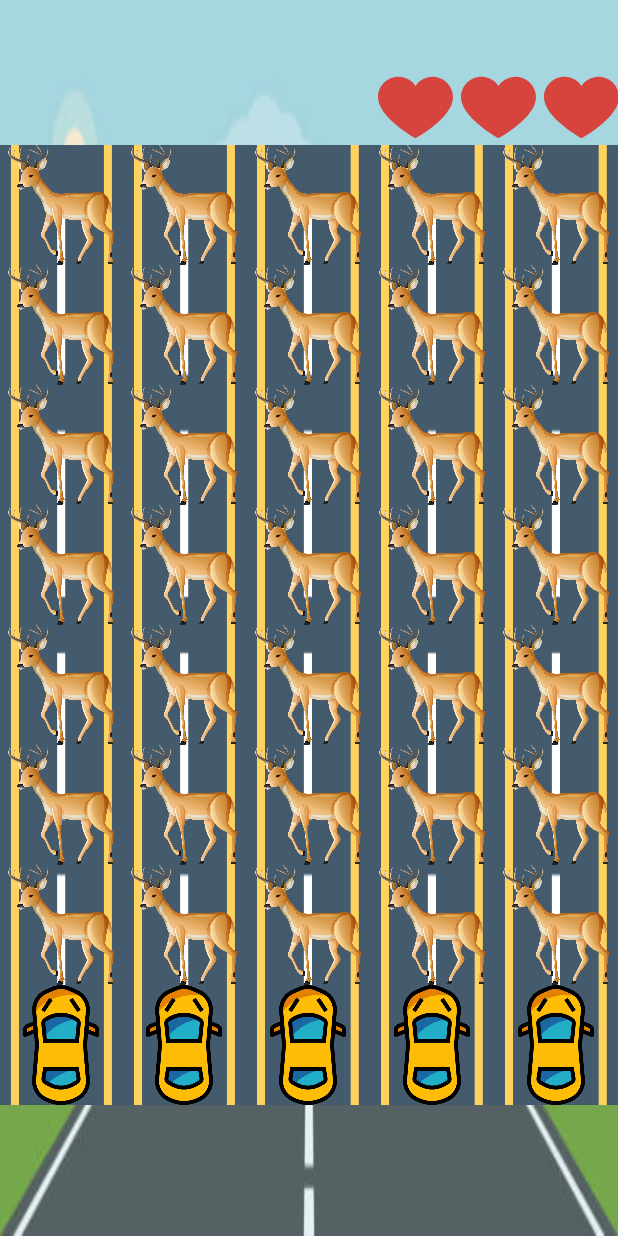
After one commit to Tomer258/CarCrashCourseHw2, an Android app: the layout activity_game_content_sensor.xml on its own in the app's theme, with its tools: preview values and no code run, on a phone screen of 412 x 824 dp. The commit adds this screen. Run offline under Robolectric (Android 15) with nearby library versions, the phone set to English and light mode, and no system bars.

Commit message:
crated two activities

```diff
--- a/app/src/main/AndroidManifest.xml
+++ b/app/src/main/AndroidManifest.xml
@@ -3,6 +3,7 @@
     xmlns:tools="http://schemas.android.com/tools">
 
     <uses-permission android:name="android.permission.VIBRATE" />
+
     <application
         android:allowBackup="true"
         android:dataExtractionRules="@xml/data_extraction_rules"
@@ -10,9 +11,12 @@
         android:icon="@mipmap/ic_launcher"
         android:label="@string/app_name"
         android:supportsRtl="false"
+        android:theme="@style/Theme.CarCrashCourseHw2"
         tools:replace="android:supportsRtl"
-        android:theme="@style/Theme.CarCrashCourseHw2"
         tools:targetApi="31">
+        <activity
+            android:name=".game_content_sensor"
+            android:exported="false" />
         <activity
             android:name=".game_content"
             android:exported="false"
--- a/app/src/main/java/com/example/carcrashcoursehw2/MainActivity.java
+++ b/app/src/main/java/com/example/carcrashcoursehw2/MainActivity.java
@@ -12,11 +12,17 @@ public class MainActivity extends AppCompatActivity {
     protected void onCreate(Bundle savedInstanceState) {
         super.onCreate(savedInstanceState);
         setContentView(R.layout.activity_main);
-        Button startGameBTN;
+        Button startGameBTN,startGameSensor;
 
-        startGameBTN=findViewById(R.id.main_BTN_startGame);
+        startGameBTN=findViewById(R.id.main_BTN_startGameWithButtons);
         startGameBTN.setOnClickListener(view -> {
             startActivity(new Intent(MainActivity.this,game_content.class));
+            finish();
+        });
+
+        startGameSensor=findViewById(R.id.main_BTN_startGameWithSensor);
+        startGameSensor.setOnClickListener(view -> {
+            startActivity(new Intent(MainActivity.this,game_content_sensor.class));
             finish();
         });
     }
--- /dev/null
+++ b/app/src/main/java/com/example/carcrashcoursehw2/game_content_sensor.java
@@ -0,0 +1,90 @@
+package com.example.carcrashcoursehw2;
+
+import androidx.appcompat.app.AppCompatActivity;
+
+import android.os.Bundle;
+import android.widget.ImageButton;
+import android.widget.ImageView;
+
+import com.example.carcrashcoursehw2.logic.Lane;
+import com.example.carcrashcoursehw2.logic.gameManager;
+
+public class game_content_sensor extends AppCompatActivity {
+    private ImageButton rightBtn,leftBtn;
+    private gameManager gm;
+    @Override
+    protected void onCreate(Bundle savedInstanceState) {
+        super.onCreate(savedInstanceState);
+        setContentView(R.layout.activity_game_content);
+        initialStartingValues();
+        initialGameManager();
+    }
+
+    @Override
+    protected void onPause() {
+        super.onPause();
+        gm.killHandler();
+    }
+
+    @Override
+    protected void onDestroy() {
+        super.onDestroy();
+        gm.killHandler();
+    }
+
+    @Override
+    protected void onResume() {
+        super.onResume();
+        gm.restartHandler();
+    }
+
+    private void initialGameManager() {
+        ImageView[] iLane1 ={findViewById(R.id.firstLaneDeer1),findViewById(R.id.firstLaneDeer2),
+                findViewById(R.id.firstLaneDeer3),findViewById(R.id.firstLaneDeer4),
+                findViewById(R.id.firstLaneDeer5),findViewById(R.id.firstLaneDeer6),
+                findViewById(R.id.firstLaneDeer7),findViewById(R.id.specialPosFirstLane)};
+
+        ImageView[] iLane2 ={findViewById(R.id.SecondLaneDeer1),findViewById(R.id.SecondLaneDeer2),
+                findViewById(R.id.SecondLaneDeer3),findViewById(R.id.SecondLaneDeer4),
+                findViewById(R.id.SecondLaneDeer5),findViewById(R.id.SecondLaneDeer6),
+                findViewById(R.id.SecondLaneDeer7),findViewById(R.id.specialPosSecondLane)};
+
+        ImageView[] iLane3 ={findViewById(R.id.ThirdLaneDeer1),findViewById(R.id.ThirdLaneDeer2),
+                findViewById(R.id.ThirdLaneDeer3),findViewById(R.id.ThirdLaneDeer4),
+                findViewById(R.id.ThirdLaneDeer5),findViewById(R.id.ThirdLaneDeer6),
+                findViewById(R.id.ThirdLaneDeer7),findViewById(R.id.specialPosThirdLane)};
+
+        ImageView[] iLane4={findViewById(R.id.ForthLaneDeer1),findViewById(R.id.ForthLaneDeer2),
+                findViewById(R.id.ForthLaneDeer3),findViewById(R.id.ForthLaneDeer4),
+                findViewById(R.id.ForthLaneDeer5),findViewById(R.id.ForthLaneDeer6),
+                findViewById(R.id.ForthLaneDeer7),findViewById(R.id.specialPosForthLane)};
+
+        ImageView[] iLane5={findViewById(R.id.FifthLaneDeer1),findViewById(R.id.FifthLaneDeer2),
+                findViewById(R.id.FifthLaneDeer3),findViewById(R.id.FifthLaneDeer4),
+                findViewById(R.id.FifthLaneDeer5),findViewById(R.id.FifthLaneDeer6),
+                findViewById(R.id.FifthLaneDeer7),findViewById(R.id.specialPosFifthLane)};
+
+        Lane mLane1 = new Lane(0, iLane1);
+        Lane mLane2= new Lane(1,iLane2);
+        Lane mLane3= new Lane(0,iLane3);
+        Lane mLane4= new Lane(0,iLane4);
+        Lane mLane5= new Lane(0,iLane5);
+        gm =new gameManager(this,new Lane[]{mLane1, mLane2, mLane3, mLane4, mLane5},
+            new ImageView[]{findViewById(R.id.heart1),findViewById(R.id.heart2),findViewById(R.id.heart3)});
+
+    }
+    private void initialStartingValues() {
+        //rightBtn=findViewById(R.id.RightBTN);
+       // leftBtn=findViewById(R.id.leftBTN);
+        //setBtnOnClicks();
+    }
+
+    private void setBtnOnClicks() {
+       // rightBtn.setOnClickListener(v -> gm.moveCar(1));
+        //leftBtn.setOnClickListener(v -> gm.moveCar(0));
+    }
+
+
+
+
+}
--- /dev/null
+++ b/app/src/main/res/layout/activity_game_content_sensor.xml
@@ -0,0 +1,426 @@
+<?xml version="1.0" encoding="utf-8"?>
+<LinearLayout xmlns:android="http://schemas.android.com/apk/res/android"
+    xmlns:app="http://schemas.android.com/apk/res-auto"
+    xmlns:tools="http://schemas.android.com/tools"
+    android:layout_width="match_parent"
+    android:layout_height="match_parent"
+    tools:context=".game_content"
+    android:gravity="center"
+    android:background="@drawable/backgroundcar"
+    android:orientation="vertical">
+    <LinearLayout
+        android:layout_width="160dp"
+        android:layout_height="50dp"
+        android:layout_gravity="end"
+        android:layout_marginTop="10dp"
+        >
+        <ImageView
+            android:id="@+id/heart1"
+            android:layout_width="50dp"
+            android:layout_height="50dp"
+            android:src="@drawable/heart"
+            android:contentDescription="@string/health_heart1"/>
+        <ImageView
+            android:id="@+id/heart2"
+            android:layout_width="50dp"
+            android:layout_height="50dp"
+            android:src="@drawable/heart"
+            android:layout_marginHorizontal="5dp"
+            android:contentDescription="@string/health_heart2"
+            />
+        <ImageView
+            android:id="@+id/heart3"
+            android:layout_width="50dp"
+            android:layout_height="50dp"
+            android:src="@drawable/heart"
+            android:contentDescription="@string/health_heart3"
+            />
+
+    </LinearLayout>
+    <LinearLayout
+        android:layout_width="match_parent"
+        android:baselineAligned="false"
+        android:layout_height="640dp"
+        android:id="@+id/verticalLayoutContainer"
+        android:orientation="horizontal"
+        android:layout_marginBottom="50dp">
+        <!-- First Lane -->
+        <LinearLayout
+            android:layout_width="0dp"
+            android:layout_height="match_parent"
+            android:id="@+id/firstLane"
+            android:orientation="vertical"
+            android:background="@drawable/road"
+            android:gravity="bottom|center_horizontal"
+            android:layout_weight="1">
+
+            <ImageView
+                android:layout_width="80dp"
+                android:layout_height="80dp"
+                android:src="@drawable/plyo_w39i_210318_ss4mp_generated"
+                android:contentDescription="@string/deer"
+                android:id="@+id/firstLaneDeer1"
+                android:tag=""
+                />
+            <ImageView
+                android:layout_width="80dp"
+                android:layout_height="80dp"
+                android:src="@drawable/plyo_w39i_210318_ss4mp_generated"
+                android:contentDescription="@string/deer"
+                android:id="@+id/firstLaneDeer2"
+                android:tag=""
+                />
+            <ImageView
+                android:layout_width="80dp"
+                android:layout_height="80dp"
+                android:src="@drawable/plyo_w39i_210318_ss4mp_generated"
+                android:contentDescription="@string/deer"
+                android:id="@+id/firstLaneDeer3"
+                android:tag=""
+                />
+            <ImageView
+                android:layout_width="80dp"
+                android:layout_height="80dp"
+                android:src="@drawable/plyo_w39i_210318_ss4mp_generated"
+                android:contentDescription="@string/deer"
+                android:id="@+id/firstLaneDeer4"
+                android:tag=""
+                />
+            <ImageView
+                android:layout_width="80dp"
+                android:layout_height="80dp"
+                android:src="@drawable/plyo_w39i_210318_ss4mp_generated"
+                android:contentDescription="@string/deer"
+                android:id="@+id/firstLaneDeer5"
+                android:tag=""
+                />
+            <ImageView
+                android:layout_width="80dp"
+                android:layout_height="80dp"
+                android:src="@drawable/plyo_w39i_210318_ss4mp_generated"
+                android:contentDescription="@string/deer"
+                android:id="@+id/firstLaneDeer6"
+                android:tag=""
+                />
+            <ImageView
+                android:layout_width="80dp"
+                android:layout_height="80dp"
+                android:src="@drawable/plyo_w39i_210318_ss4mp_generated"
+                android:contentDescription="@string/deer"
+                android:id="@+id/firstLaneDeer7"
+                android:tag=""
+                />
+
+            <ImageView
+                android:id="@+id/specialPosFirstLane"
+                android:layout_width="80dp"
+                android:layout_height="80dp"
+                android:src="@drawable/car"
+                android:contentDescription="@string/carlane1"
+                android:tag="deer"
+                />
+
+        </LinearLayout>
+        <!-- Second Lane -->
+        <LinearLayout
+            android:layout_width="0dp"
+            android:layout_height="match_parent"
+            android:id="@+id/SecondLane"
+            android:orientation="vertical"
+            android:background="@drawable/road"
+            android:layout_weight="1"
+            android:gravity="bottom|center_horizontal">
+            <ImageView
+                android:layout_width="80dp"
+                android:layout_height="80dp"
+                android:src="@drawable/plyo_w39i_210318_ss4mp_generated"
+                android:contentDescription="@string/deer"
+                android:id="@+id/SecondLaneDeer1"
+                android:tag=""
+                />
+            <ImageView
+                android:layout_width="80dp"
+                android:layout_height="80dp"
+                android:src="@drawable/plyo_w39i_210318_ss4mp_generated"
+                android:contentDescription="@string/deer"
+                android:id="@+id/SecondLaneDeer2"
+                android:tag=""
+                />
+            <ImageView
+                android:layout_width="80dp"
+                android:layout_height="80dp"
+                android:src="@drawable/plyo_w39i_210318_ss4mp_generated"
+                android:contentDescription="@string/deer"
+                android:id="@+id/SecondLaneDeer3"
+                android:tag=""
+                />
+            <ImageView
+                android:layout_width="80dp"
+                android:layout_height="80dp"
+                android:src="@drawable/plyo_w39i_210318_ss4mp_generated"
+                android:contentDescription="@string/deer"
+                android:id="@+id/SecondLaneDeer4"
+                android:tag=""
+                />
+            <ImageView
+                android:layout_width="80dp"
+                android:layout_height="80dp"
+                android:src="@drawable/plyo_w39i_210318_ss4mp_generated"
+                android:contentDescription="@string/deer"
+                android:id="@+id/SecondLaneDeer5"
+                android:tag=""
+                />
+            <ImageView
+                android:layout_width="80dp"
+                android:layout_height="80dp"
+                android:src="@drawable/plyo_w39i_210318_ss4mp_generated"
+                android:contentDescription="@string/deer"
+                android:id="@+id/SecondLaneDeer6"
+                android:tag=""
+                />
+            <ImageView
+                android:layout_width="80dp"
+                android:layout_height="80dp"
+                android:src="@drawable/plyo_w39i_210318_ss4mp_generated"
+                android:contentDescription="@string/deer"
+                android:id="@+id/SecondLaneDeer7"
+                android:tag=""
+                />
+
+            <ImageView
+                android:id="@+id/specialPosSecondLane"
+                android:layout_width="80dp"
+                android:layout_height="80dp"
+                android:src="@drawable/car"
+                android:contentDescription="@string/carlane2"
+                android:tag="car"
+                />
+        </LinearLayout>
+        <!-- Third Lane -->
+        <LinearLayout
+            android:layout_width="0dp"
+            android:layout_height="match_parent"
+            android:id="@+id/ThirdLane"
+            android:orientation="vertical"
+            android:background="@drawable/road"
+            android:layout_weight="1"
+            android:gravity="bottom|center_horizontal">
+            <ImageView
+                android:layout_width="80dp"
+                android:layout_height="80dp"
+                android:src="@drawable/plyo_w39i_210318_ss4mp_generated"
+                android:contentDescription="@string/deer"
+                android:id="@+id/ThirdLaneDeer1"
+                android:tag=""
+                />
+            <ImageView
+                android:layout_width="80dp"
+                android:layout_height="80dp"
+                android:src="@drawable/plyo_w39i_210318_ss4mp_generated"
+                android:contentDescription="@string/deer"
+                android:id="@+id/ThirdLaneDeer2"
+                android:tag=""
+                />
+            <ImageView
+                android:layout_width="80dp"
+                android:layout_height="80dp"
+                android:src="@drawable/plyo_w39i_210318_ss4mp_generated"
+                android:contentDescription="@string/deer"
+                android:id="@+id/ThirdLaneDeer3"
+                android:tag=""
+                />
+            <ImageView
+                android:layout_width="80dp"
+                android:layout_height="80dp"
+                android:src="@drawable/plyo_w39i_210318_ss4mp_generated"
+                android:contentDescription="@string/deer"
+                android:id="@+id/ThirdLaneDeer4"
+                android:tag=""
+                />
+            <ImageView
+                android:layout_width="80dp"
+                android:layout_height="80dp"
+                android:src="@drawable/plyo_w39i_210318_ss4mp_generated"
+                android:contentDescription="@string/deer"
+                android:id="@+id/ThirdLaneDeer5"
+                android:tag=""
+                />
+            <ImageView
+                android:layout_width="80dp"
+                android:layout_height="80dp"
+                android:src="@drawable/plyo_w39i_210318_ss4mp_generated"
+                android:contentDescription="@string/deer"
+                android:id="@+id/ThirdLaneDeer6"
+                android:tag=""
+                />
+            <ImageView
+                android:layout_width="80dp"
+                android:layout_height="80dp"
+                android:src="@drawable/plyo_w39i_210318_ss4mp_generated"
+                android:contentDescription="@string/deer"
+                android:id="@+id/ThirdLaneDeer7"
+                android:tag=""
+                />
+            <ImageView
+                android:id="@+id/specialPosThirdLane"
+                android:layout_width="80dp"
+                android:layout_height="80dp"
+                android:layout_gravity="center_horizontal"
+                android:src="@drawable/car"
+                android:contentDescription="@string/carlane3"
+                android:tag="deer"
+                />
+        </LinearLayout>
+        <LinearLayout
+            android:layout_width="0dp"
+            android:layout_height="match_parent"
+            android:id="@+id/ForthLane"
+            android:orientation="vertical"
+            android:background="@drawable/road"
+            android:layout_weight="1"
+            android:gravity="bottom|center_horizontal">
+            <ImageView
+                android:layout_width="80dp"
+                android:layout_height="80dp"
+                android:src="@drawable/plyo_w39i_210318_ss4mp_generated"
+                android:contentDescription="@string/deer"
+                android:id="@+id/ForthLaneDeer1"
+                android:tag=""
+                />
+            <ImageView
+                android:layout_width="80dp"
+                android:layout_height="80dp"
+                android:src="@drawable/plyo_w39i_210318_ss4mp_generated"
+                android:contentDescription="@string/deer"
+                android:id="@+id/ForthLaneDeer2"
+                android:tag=""
+                />
+            <ImageView
+                android:layout_width="80dp"
+                android:layout_height="80dp"
+                android:src="@drawable/plyo_w39i_210318_ss4mp_generated"
+                android:contentDescription="@string/deer"
+                android:id="@+id/ForthLaneDeer3"
+                android:tag=""
+                />
+            <ImageView
+                android:layout_width="80dp"
+                android:layout_height="80dp"
+                android:src="@drawable/plyo_w39i_210318_ss4mp_generated"
+                android:contentDescription="@string/deer"
+                android:id="@+id/ForthLaneDeer4"
+                android:tag=""
+                />
+            <ImageView
+                android:layout_width="80dp"
+                android:layout_height="80dp"
+                android:src="@drawable/plyo_w39i_210318_ss4mp_generated"
+                android:contentDescription="@string/deer"
+                android:id="@+id/ForthLaneDeer5"
+                android:tag=""
+                />
+            <ImageView
+                android:layout_width="80dp"
+                android:layout_height="80dp"
+                android:src="@drawable/plyo_w39i_210318_ss4mp_generated"
+                android:contentDescription="@string/deer"
+                android:id="@+id/ForthLaneDeer6"
+                android:tag=""
+                />
+            <ImageView
+                android:layout_width="80dp"
+                android:layout_height="80dp"
+                android:src="@drawable/plyo_w39i_210318_ss4mp_generated"
+                android:contentDescription="@string/deer"
+                android:id="@+id/ForthLaneDeer7"
+                android:tag=""
+                />
+            <ImageView
+                android:id="@+id/specialPosForthLane"
+                android:layout_width="80dp"
+                android:layout_height="80dp"
+                android:layout_gravity="center_horizontal"
+                android:src="@drawable/car"
+                android:contentDescription="@string/carlane3"
+                android:tag="deer"
+                />
+        </LinearLayout>
+        <LinearLayout
+            android:layout_width="0dp"
+            android:layout_height="match_parent"
+            android:id="@+id/FifthLane"
+            android:orientation="vertical"
+            android:background="@drawable/road"
+            android:layout_weight="1"
+            android:gravity="bottom|center_horizontal">
+            <ImageView
+                android:layout_width="80dp"
+                android:layout_height="80dp"
+                android:src="@drawable/plyo_w39i_210318_ss4mp_generated"
+                android:contentDescription="@string/deer"
+                android:id="@+id/FifthLaneDeer1"
+                android:tag=""
+                />
+            <ImageView
+                android:layout_width="80dp"
+                android:layout_height="80dp"
+                android:src="@drawable/plyo_w39i_210318_ss4mp_generated"
+                android:contentDescription="@string/deer"
+                android:id="@+id/FifthLaneDeer2"
+                android:tag=""
+                />
+            <ImageView
+                android:layout_width="80dp"
+                android:layout_height="80dp"
+                android:src="@drawable/plyo_w39i_210318_ss4mp_generated"
+                android:contentDescription="@string/deer"
+                android:id="@+id/FifthLaneDeer3"
+                android:tag=""
+                />
+            <ImageView
+                android:layout_width="80dp"
+                android:layout_height="80dp"
+                android:src="@drawable/plyo_w39i_210318_ss4mp_generated"
+                android:contentDescription="@string/deer"
+                android:id="@+id/FifthLaneDeer4"
+                android:tag=""
+                />
+            <ImageView
+                android:layout_width="80dp"
+                android:layout_height="80dp"
+                android:src="@drawable/plyo_w39i_210318_ss4mp_generated"
+                android:contentDescription="@string/deer"
+                android:id="@+id/FifthLaneDeer5"
+                android:tag=""
+                />
+            <ImageView
+                android:layout_width="80dp"
+                android:layout_height="80dp"
+                android:src="@drawable/plyo_w39i_210318_ss4mp_generated"
+                android:contentDescription="@string/deer"
+                android:id="@+id/FifthLaneDeer6"
+                android:tag=""
+                />
+            <ImageView
+                android:layout_width="80dp"
+                android:layout_height="80dp"
+                android:src="@drawable/plyo_w39i_210318_ss4mp_generated"
+                android:contentDescription="@string/deer"
+                android:id="@+id/FifthLaneDeer7"
+                android:tag=""
+                />
+            <ImageView
+                android:id="@+id/specialPosFifthLane"
+                android:layout_width="80dp"
+                android:layout_height="80dp"
+                android:layout_gravity="center_horizontal"
+                android:src="@drawable/car"
+                android:contentDescription="@string/carlane3"
+                android:tag="deer"
+                />
+        </LinearLayout>
+
+    </LinearLayout>
+
+
+</LinearLayout>
--- a/app/src/main/res/layout/activity_main.xml
+++ b/app/src/main/res/layout/activity_main.xml
@@ -12,19 +12,27 @@
     <TextView
         android:layout_width="wrap_content"
         android:layout_height="wrap_content"
-        android:text="Welcome to car crash game!"
+        android:text="Welcome to car crash game 2!"
         android:layout_marginTop="60dp"
         android:gravity="center_horizontal"
         android:textSize="24sp"
         android:textStyle="bold"
         />
     <com.google.android.material.button.MaterialButton
-        android:id="@+id/main_BTN_startGame"
+        android:id="@+id/main_BTN_startGameWithButtons"
         android:layout_width="wrap_content"
         android:layout_height="wrap_content"
         android:layout_marginTop="400dp"
         android:gravity="center_horizontal"
-        android:text="Start Game!"
+        android:text="Start Game \n With buttons"
+        />
+    <com.google.android.material.button.MaterialButton
+        android:id="@+id/main_BTN_startGameWithSensor"
+        android:layout_width="wrap_content"
+        android:layout_height="wrap_content"
+        android:layout_marginTop="20dp"
+        android:gravity="center_horizontal"
+        android:text="Start Game \n With Sensor"
         />
 
 </LinearLayout>
```
